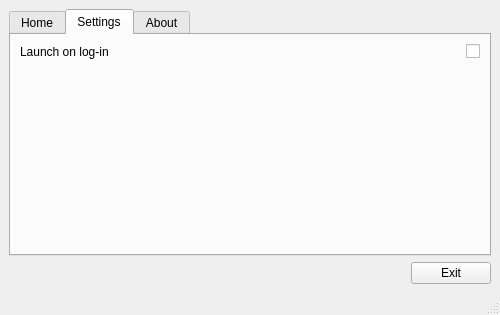
Old version of the form interface/mainwindow.ui in the repository RobloxStudio-DiscordRPC/RPC-Client.
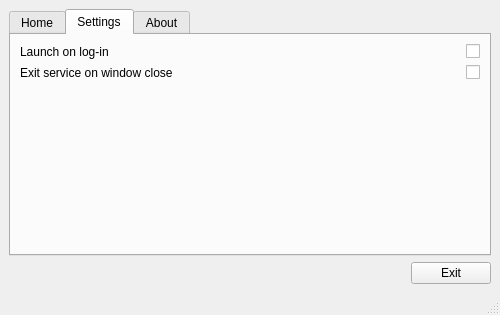
New version of the form. The open tabs and pages were chosen to show the change. Icons and pictures are not drawn. Custom widgets are drawn as their Qt base class.

Diff of the .ui file:
```diff
--- a/interface/mainwindow.ui
+++ b/interface/mainwindow.ui
@@ -91,6 +91,23 @@
           </property>
          </widget>
         </item>
+        <item row="1" column="0">
+         <widget class="QLabel" name="closeExitLabel">
+          <property name="text">
+           <string>Exit service on window close</string>
+          </property>
+         </widget>
+        </item>
+        <item row="1" column="1">
+         <widget class="QCheckBox" name="closeExitCheck">
+          <property name="layoutDirection">
+           <enum>Qt::RightToLeft</enum>
+          </property>
+          <property name="text">
+           <string/>
+          </property>
+         </widget>
+        </item>
        </layout>
       </widget>
       <widget class="QWidget" name="abtTab">
```
Left out of the diff: 2 changed lines with no effect on the pictures.
